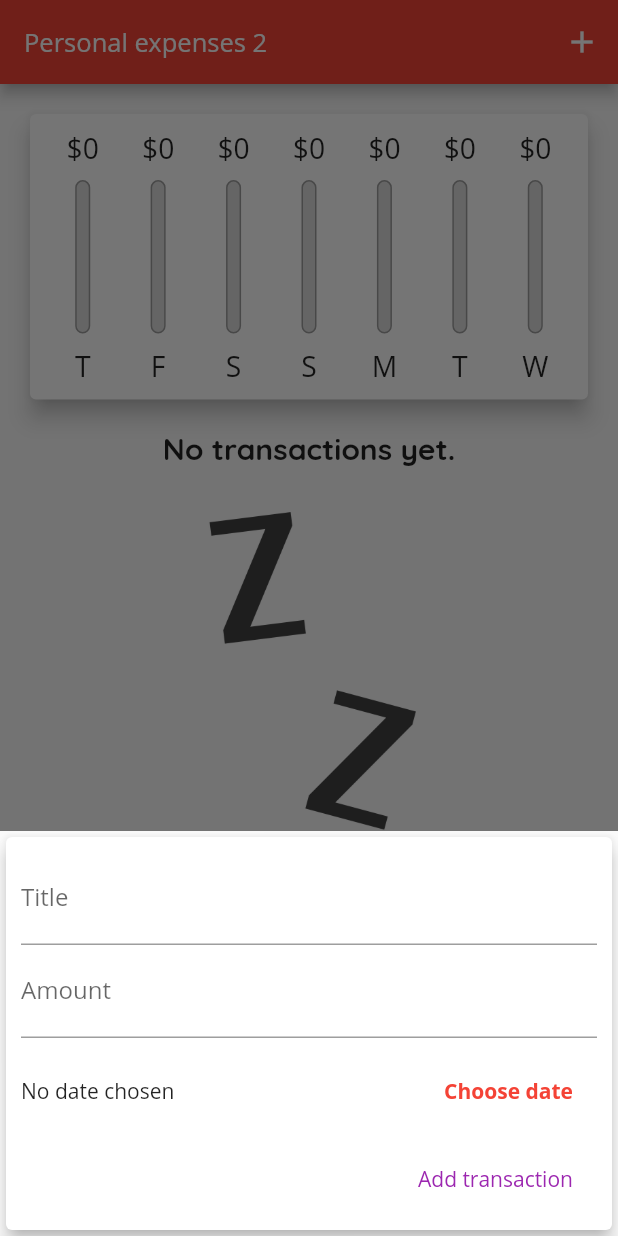
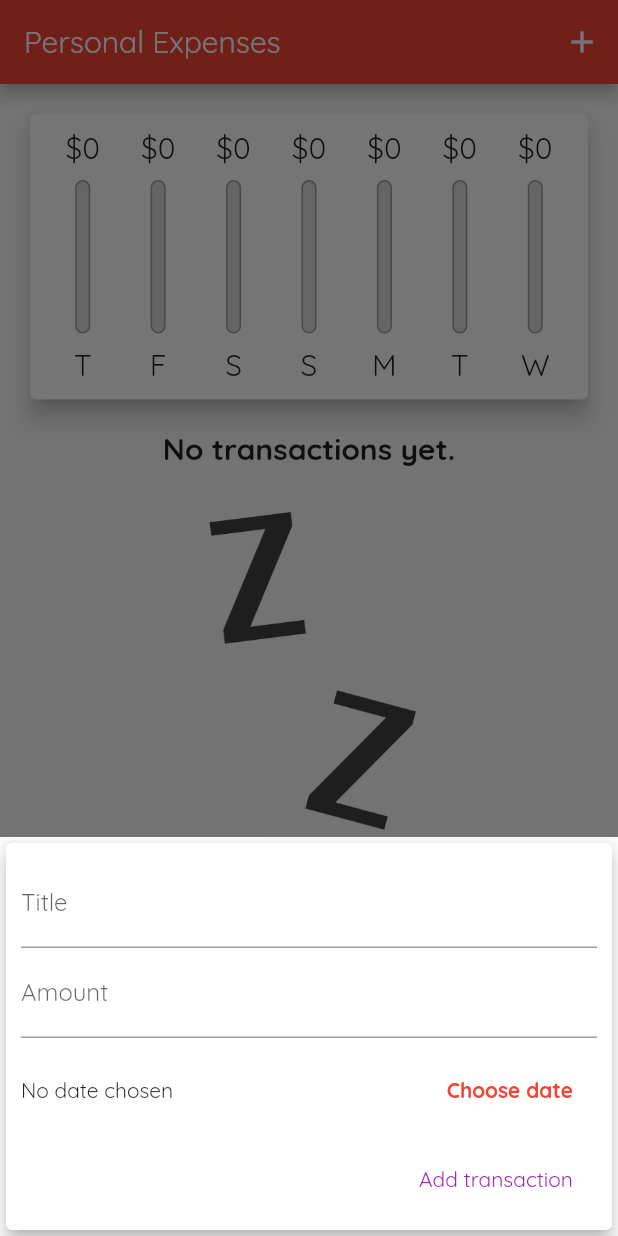
Before and after one commit to coderodde/playground_for_widgets, a Flutter app: the screen it shows after launch, after a tap on the "add" icon, on a phone screen of 412 x 824 dp. Run offline on Flutter 3.47's test engine with Material 2 defaults, Android fonts, the light colour scheme and no system bars; Roboto replaces fonts that are missing (Open Sans).

Commit message:
Done with the project.

```diff
--- a/lib/main.dart
+++ b/lib/main.dart
@@ -1,5 +1,8 @@
+import 'dart:io';
+
 import 'package:flutter/material.dart';
 import 'package:flutter/services.dart';
+import 'package:flutter/cupertino.dart';
 import './widgets/new_transaction.dart';
 import './widgets/transaction_list.dart';
 import './widgets/new_transaction.dart';
@@ -23,7 +26,7 @@ class MyApp extends StatelessWidget {
         primarySwatch: Colors.red,
         accentColor: Colors.amber,
         errorColor: Colors.red,
-        fontFamily: 'OpenSans',
+        fontFamily: 'Quicksand',
         appBarTheme: AppBarTheme(
           toolbarTextStyle: TextStyle(
             fontFamily: 'OpenSans',
@@ -96,6 +99,58 @@ class _MyHomePageState extends State<MyHomePage> {
     });
   }
 
+  List<Widget> _buildLandscapeContent(
+    MediaQueryData mediaQuery,
+    AppBar appBar,
+    Widget txListWidget,
+  ) {
+    return [
+      Row(
+        mainAxisAlignment: MainAxisAlignment.center,
+        children: [
+          Text(
+            'Show chart',
+            style: Theme.of(context).textTheme.titleMedium,
+          ),
+          Switch(
+            value: _showChart,
+            onChanged: (val) {
+              setState(() {
+                _showChart = val;
+              });
+            },
+          )
+        ],
+      ),
+      _showChart
+          ? Container(
+              height: (mediaQuery.size.height -
+                      appBar.preferredSize.height -
+                      mediaQuery.padding.top) *
+                  0.7,
+              child: Chart(_recentTransactions),
+            )
+          : txListWidget,
+    ];
+  }
+
+  List<Widget> _buildPortraitContent(
+    MediaQueryData mediaQuery,
+    AppBar appBar,
+    Widget txListWidget,
+  ) {
+    return [
+      Container(
+        height: (mediaQuery.size.height -
+                appBar.preferredSize.height -
+                mediaQuery.padding.top) *
+            0.3,
+        child: Chart(_recentTransactions),
+      ),
+      txListWidget,
+    ];
+  }
+
   void _startAddNewTransaction(BuildContext ctx) {
     showModalBottomSheet(
       context: ctx,
@@ -114,21 +169,14 @@ class _MyHomePageState extends State<MyHomePage> {
     final mediaQuery = MediaQuery.of(context);
     final isLandscape = mediaQuery.orientation == Orientation.landscape;
 
-    final appBar = AppBar(
-      title: Text(
-        'Personal expenses 2',
-        style: TextStyle(
-            fontFamily: 'Open Sans',
-            fontWeight: FontWeight.normal,
-            fontSize: 17),
-      ),
+    final PreferredSizeWidget appBar = AppBar(
+      title: const Text('Personal Expenses'),
       actions: <Widget>[
         IconButton(
-          icon: Icon(Icons.add),
-          onPressed: () => _startAddNewTransaction(context),
-        ),
+            icon: Icon(Icons.add),
+            onPressed: () => _startAddNewTransaction(context)),
       ],
-    );
+    ) as PreferredSizeWidget;
 
     final txListWidget = Container(
       height: (mediaQuery.size.height -
@@ -138,54 +186,36 @@ class _MyHomePageState extends State<MyHomePage> {
       child: TransactionList(_userTransactions, _deleteTransaction),
     );
 
-    return Scaffold(
-      appBar: appBar,
-      body: SingleChildScrollView(
+    final pageBody = SafeArea(
+      child: SingleChildScrollView(
         child: Column(
           // mainAxisAlignment: MainAxisAlignment.start,
           crossAxisAlignment: CrossAxisAlignment.stretch,
           children: <Widget>[
             if (isLandscape)
-              Row(
-                mainAxisAlignment: MainAxisAlignment.center,
-                children: [
-                  Text('Show chart'),
-                  Switch(
-                    value: _showChart,
-                    onChanged: (val) {
-                      setState(() {
-                        _showChart = val;
-                      });
-                    },
-                  )
-                ],
+              ..._buildLandscapeContent(
+                mediaQuery,
+                appBar as AppBar,
+                txListWidget,
               ),
             if (!isLandscape)
-              Container(
-                height: (mediaQuery.size.height -
-                        appBar.preferredSize.height -
-                        mediaQuery.padding.top) *
-                    0.3,
-                child: Chart(_recentTransactions),
+              ..._buildPortraitContent(
+                mediaQuery,
+                appBar as AppBar,
+                txListWidget,
               ),
-            if (!isLandscape) txListWidget,
-            if (isLandscape)
-              _showChart
-                  ? Container(
-                      height: (mediaQuery.size.height -
-                              appBar.preferredSize.height -
-                              mediaQuery.padding.top) *
-                          0.7,
-                      child: Chart(_recentTransactions),
-                    )
-                  : txListWidget,
           ],
         ),
       ),
+    );
+    return Scaffold(
+      appBar: appBar,
+      body: pageBody,
       floatingActionButtonLocation: FloatingActionButtonLocation.centerFloat,
       floatingActionButton: FloatingActionButton(
-          child: Icon(Icons.add),
-          onPressed: () => _startAddNewTransaction(context)),
+        child: Icon(Icons.add),
+        onPressed: () => _startAddNewTransaction(context),
+      ),
     );
   }
 }
--- a/lib/widgets/new_transaction.dart
+++ b/lib/widgets/new_transaction.dart
@@ -1,4 +1,6 @@
 import 'package:flutter/material.dart';
+import 'package:flutter/cupertino.dart';
+import 'dart:io';
 import 'package:intl/intl.dart';
 
 class NewTransaction extends StatefulWidget {
@@ -34,8 +36,6 @@ class _NewTransactionState extends State<NewTransaction> {
         });
       },
     );
-
-    print('...');
   }
 
   void _submitData() {
--- a/lib/widgets/transaction_list.dart
+++ b/lib/widgets/transaction_list.dart
@@ -1,6 +1,6 @@
 import 'package:flutter/material.dart';
-import 'package:intl/intl.dart';
 import '../models/transaction.dart';
+import './transaction_item.dart';
 
 class TransactionList extends StatelessWidget {
   final List<Transaction> transactions;
@@ -22,7 +22,7 @@ class TransactionList extends StatelessWidget {
                         fontWeight: FontWeight.bold,
                         fontSize: 20),
                   ),
-                  SizedBox(
+                  const SizedBox(
                     height: 30,
                   ),
                   Container(
@@ -36,44 +36,16 @@ class TransactionList extends StatelessWidget {
               );
             }),
           )
-        : ListView.builder(
-            itemCount: transactions.length,
-            itemBuilder: (ctx, index) {
-              return Card(
-                elevation: 5,
-                margin: EdgeInsets.symmetric(vertical: 8, horizontal: 5),
-                child: ListTile(
-                  leading: CircleAvatar(
-                    radius: 30,
-                    child: Padding(
-                      padding: EdgeInsets.all(6),
-                      child: FittedBox(
-                        child: Text('\$${transactions[index].amount}'),
-                      ),
-                    ),
-                  ),
-                  title: Text(
-                    transactions[index].title,
-                    style: Theme.of(context).textTheme.titleLarge,
-                  ),
-                  subtitle: Text(
-                    DateFormat.yMMMd().format(transactions[index].date),
-                  ),
-                  trailing: MediaQuery.of(context).size.width > 360
-                      ? FlatButton.icon(
-                          icon: Icon(Icons.delete),
-                          label: Text('Delete'),
-                          textColor: Theme.of(context).errorColor,
-                          onPressed: () => deleteTx(transactions[index].id),
-                        )
-                      : IconButton(
-                          icon: Icon(Icons.delete),
-                          color: Theme.of(context).errorColor,
-                          onPressed: () => deleteTx(transactions[index].id),
-                        ),
-                ),
-              );
-            },
+        : ListView(
+            children: <Widget>[
+              ...transactions
+                  .map((tx) => TransactionItem(
+                        key: ValueKey(tx.id),
+                        transaction: tx,
+                        deleteTx: deleteTx,
+                      ))
+                  .toList()
+            ],
           );
   }
 }
```
Also changed, not shown: lib/widgets/transaction_item.dart (added, +74 -0 lines).
